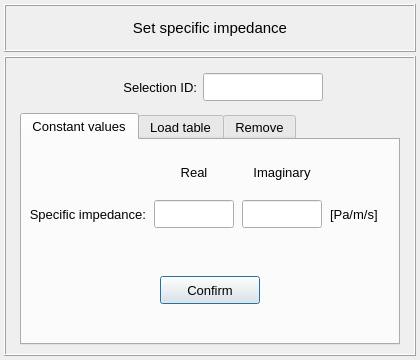
First picture: the form in vibra/interface/data/ui_files/model/setup/acoustic/specific_impedance_input.ui, repository MOPT-UFSC/VIBRA, before the edit.
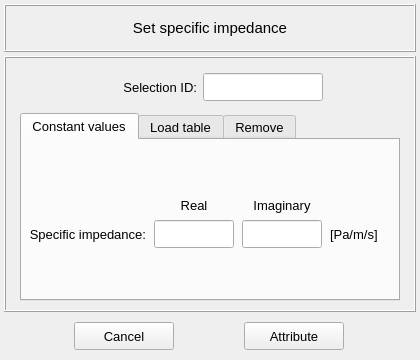
Second picture: the form after the edit. Icons and pictures are not drawn.

```diff
--- a/vibra/interface/data/ui_files/model/setup/acoustic/specific_impedance_input.ui
+++ b/vibra/interface/data/ui_files/model/setup/acoustic/specific_impedance_input.ui
@@ -63,76 +63,12 @@
    <property name="spacing">
     <number>4</number>
    </property>
-   <item row="0" column="0">
-    <widget class="QFrame" name="frame">
-     <property name="minimumSize">
-      <size>
-       <width>380</width>
-       <height>48</height>
-      </size>
-     </property>
-     <property name="maximumSize">
-      <size>
-       <width>420</width>
-       <height>48</height>
-      </size>
-     </property>
-     <property name="frameShape">
-      <enum>QFrame::Box</enum>
-     </property>
-     <property name="frameShadow">
-      <enum>QFrame::Raised</enum>
-     </property>
-     <property name="lineWidth">
-      <number>1</number>
-     </property>
-     <layout class="QGridLayout" name="gridLayout_6">
-      <property name="leftMargin">
-       <number>4</number>
-      </property>
-      <property name="topMargin">
-       <number>4</number>
-      </property>
-      <property name="rightMargin">
-       <number>4</number>
-      </property>
-      <property name="bottomMargin">
-       <number>4</number>
-      </property>
-      <property name="spacing">
-       <number>4</number>
-      </property>
-      <item row="0" column="0">
-       <widget class="QLabel" name="label">
-        <property name="font">
-         <font>
-          <family>MS Shell Dlg 2</family>
-          <pointsize>11</pointsize>
-          <weight>50</weight>
-          <italic>false</italic>
-          <bold>false</bold>
-         </font>
-        </property>
-        <property name="text">
-         <string>Set specific impedance</string>
-        </property>
-        <property name="textFormat">
-         <enum>Qt::AutoText</enum>
-        </property>
-        <property name="alignment">
-         <set>Qt::AlignCenter</set>
-        </property>
-       </widget>
-      </item>
-     </layout>
-    </widget>
-   </item>
    <item row="1" column="0">
     <widget class="QFrame" name="frame_2">
      <property name="minimumSize">
       <size>
        <width>380</width>
-       <height>280</height>
+       <height>0</height>
       </size>
      </property>
      <property name="maximumSize">
@@ -278,7 +214,7 @@
        </widget>
       </item>
       <item row="1" column="0">
-       <widget class="QTabWidget" name="tabWidget_specific_impedance">
+       <widget class="QTabWidget" name="tabWidget_main">
         <property name="minimumSize">
          <size>
           <width>360</width>
@@ -363,69 +299,7 @@
              <property name="verticalSpacing">
               <number>2</number>
              </property>
-             <item row="1" column="2">
-              <widget class="QLineEdit" name="lineEdit_imag_value">
-               <property name="minimumSize">
-                <size>
-                 <width>80</width>
-                 <height>28</height>
-                </size>
-               </property>
-               <property name="maximumSize">
-                <size>
-                 <width>80</width>
-                 <height>28</height>
-                </size>
-               </property>
-               <property name="font">
-                <font>
-                 <family>MS Shell Dlg 2</family>
-                 <pointsize>10</pointsize>
-                 <weight>50</weight>
-                 <italic>false</italic>
-                 <bold>false</bold>
-                </font>
-               </property>
-               <property name="styleSheet">
-                <string notr="true"/>
-               </property>
-               <property name="alignment">
-                <set>Qt::AlignCenter</set>
-               </property>
-              </widget>
-             </item>
-             <item row="1" column="3">
-              <widget class="QLabel" name="label_21">
-               <property name="minimumSize">
-                <size>
-                 <width>60</width>
-                 <height>28</height>
-                </size>
-               </property>
-               <property name="maximumSize">
-                <size>
-                 <width>60</width>
-                 <height>28</height>
-                </size>
-               </property>
-               <property name="font">
-                <font>
-                 <family>MS Shell Dlg 2</family>
-                 <pointsize>10</pointsize>
-                 <weight>50</weight>
-                 <italic>false</italic>
-                 <bold>false</bold>
-                </font>
-               </property>
-               <property name="text">
-                <string>[Pa/m/s]</string>
-               </property>
-               <property name="alignment">
-                <set>Qt::AlignLeading|Qt::AlignLeft|Qt::AlignVCenter</set>
-               </property>
-              </widget>
-             </item>
-             <item row="1" column="0">
+             <item row="2" column="0">
               <widget class="QLabel" name="label_18">
                <property name="minimumSize">
                 <size>
@@ -456,18 +330,18 @@
                </property>
               </widget>
              </item>
-             <item row="0" column="1">
-              <widget class="QLabel" name="label_4">
+             <item row="2" column="1">
+              <widget class="QLineEdit" name="lineEdit_real_value">
                <property name="minimumSize">
                 <size>
                  <width>80</width>
-                 <height>26</height>
+                 <height>28</height>
                 </size>
                </property>
                <property name="maximumSize">
                 <size>
                  <width>80</width>
-                 <height>26</height>
+                 <height>28</height>
                 </size>
                </property>
                <property name="font">
@@ -479,15 +353,15 @@
                  <bold>false</bold>
                 </font>
                </property>
-               <property name="text">
-                <string>Real</string>
+               <property name="styleSheet">
+                <string notr="true"/>
                </property>
                <property name="alignment">
                 <set>Qt::AlignCenter</set>
                </property>
               </widget>
              </item>
-             <item row="0" column="2">
+             <item row="1" column="2">
               <widget class="QLabel" name="label_20">
                <property name="minimumSize">
                 <size>
@@ -519,10 +393,41 @@
               </widget>
              </item>
              <item row="1" column="1">
-              <widget class="QLineEdit" name="lineEdit_real_value">
+              <widget class="QLabel" name="label_4">
                <property name="minimumSize">
                 <size>
                  <width>80</width>
+                 <height>26</height>
+                </size>
+               </property>
+               <property name="maximumSize">
+                <size>
+                 <width>80</width>
+                 <height>26</height>
+                </size>
+               </property>
+               <property name="font">
+                <font>
+                 <family>MS Shell Dlg 2</family>
+                 <pointsize>10</pointsize>
+                 <weight>50</weight>
+                 <italic>false</italic>
+                 <bold>false</bold>
+                </font>
+               </property>
+               <property name="text">
+                <string>Real</string>
+               </property>
+               <property name="alignment">
+                <set>Qt::AlignCenter</set>
+               </property>
+              </widget>
+             </item>
+             <item row="2" column="2">
+              <widget class="QLineEdit" name="lineEdit_imag_value">
+               <property name="minimumSize">
+                <size>
+                 <width>80</width>
                  <height>28</height>
                 </size>
                </property>
@@ -549,56 +454,17 @@
                </property>
               </widget>
              </item>
-            </layout>
-           </widget>
-          </item>
-          <item row="1" column="0">
-           <widget class="QFrame" name="frame_7">
-            <property name="minimumSize">
-             <size>
-              <width>340</width>
-              <height>40</height>
-             </size>
-            </property>
-            <property name="maximumSize">
-             <size>
-              <width>400</width>
-              <height>100</height>
-             </size>
-            </property>
-            <property name="frameShape">
-             <enum>QFrame::NoFrame</enum>
-            </property>
-            <property name="frameShadow">
-             <enum>QFrame::Raised</enum>
-            </property>
-            <layout class="QGridLayout" name="gridLayout_11">
-             <property name="leftMargin">
-              <number>0</number>
-             </property>
-             <property name="topMargin">
-              <number>0</number>
-             </property>
-             <property name="rightMargin">
-              <number>0</number>
-             </property>
-             <property name="bottomMargin">
-              <number>0</number>
-             </property>
-             <property name="spacing">
-              <number>0</number>
-             </property>
-             <item row="0" column="0">
-              <widget class="QPushButton" name="pushButton_constant_value_confirm">
+             <item row="2" column="3">
+              <widget class="QLabel" name="label_21">
                <property name="minimumSize">
                 <size>
-                 <width>100</width>
+                 <width>60</width>
                  <height>28</height>
                 </size>
                </property>
                <property name="maximumSize">
                 <size>
-                 <width>100</width>
+                 <width>60</width>
                  <height>28</height>
                 </size>
                </property>
@@ -611,14 +477,40 @@
                  <bold>false</bold>
                 </font>
                </property>
-               <property name="styleSheet">
-                <string notr="true"/>
-               </property>
                <property name="text">
-                <string>Confirm</string>
+                <string>[Pa/m/s]</string>
                </property>
+               <property name="alignment">
+                <set>Qt::AlignLeading|Qt::AlignLeft|Qt::AlignVCenter</set>
+               </property>
               </widget>
              </item>
+             <item row="0" column="1">
+              <spacer name="verticalSpacer">
+               <property name="orientation">
+                <enum>Qt::Vertical</enum>
+               </property>
+               <property name="sizeHint" stdset="0">
+                <size>
+                 <width>20</width>
+                 <height>40</height>
+                </size>
+               </property>
+              </spacer>
+             </item>
+             <item row="3" column="1">
+              <spacer name="verticalSpacer_2">
+               <property name="orientation">
+                <enum>Qt::Vertical</enum>
+               </property>
+               <property name="sizeHint" stdset="0">
+                <size>
+                 <width>20</width>
+                 <height>40</height>
+                </size>
+               </property>
+              </spacer>
+             </item>
             </layout>
            </widget>
           </item>
@@ -837,76 +729,6 @@
             </layout>
            </widget>
           </item>
-          <item row="1" column="0">
-           <widget class="QFrame" name="frame_10">
-            <property name="minimumSize">
-             <size>
-              <width>260</width>
-              <height>40</height>
-             </size>
-            </property>
-            <property name="maximumSize">
-             <size>
-              <width>400</width>
-              <height>100</height>
-             </size>
-            </property>
-            <property name="frameShape">
-             <enum>QFrame::NoFrame</enum>
-            </property>
-            <property name="frameShadow">
-             <enum>QFrame::Raised</enum>
-            </property>
-            <layout class="QGridLayout" name="gridLayout_13">
-             <property name="leftMargin">
-              <number>2</number>
-             </property>
-             <property name="topMargin">
-              <number>2</number>
-             </property>
-             <property name="rightMargin">
-              <number>2</number>
-             </property>
-             <property name="bottomMargin">
-              <number>2</number>
-             </property>
-             <property name="spacing">
-              <number>2</number>
-             </property>
-             <item row="0" column="0">
-              <widget class="QPushButton" name="pushButton_table_values_confirm">
-               <property name="minimumSize">
-                <size>
-                 <width>100</width>
-                 <height>28</height>
-                </size>
-               </property>
-               <property name="maximumSize">
-                <size>
-                 <width>100</width>
-                 <height>28</height>
-                </size>
-               </property>
-               <property name="font">
-                <font>
-                 <family>MS Shell Dlg 2</family>
-                 <pointsize>10</pointsize>
-                 <weight>50</weight>
-                 <italic>false</italic>
-                 <bold>false</bold>
-                </font>
-               </property>
-               <property name="styleSheet">
-                <string notr="true"/>
-               </property>
-               <property name="text">
-                <string>Confirm</string>
-               </property>
-              </widget>
-             </item>
-            </layout>
-           </widget>
-          </item>
          </layout>
         </widget>
         <widget class="QWidget" name="tab_remove">
@@ -997,7 +819,7 @@
               </widget>
              </item>
              <item row="0" column="1">
-              <widget class="QPushButton" name="pushButton_remove_bc_confirm">
+              <widget class="QPushButton" name="pushButton_remove">
                <property name="minimumSize">
                 <size>
                  <width>100</width>
@@ -1094,6 +916,171 @@
      </layout>
     </widget>
    </item>
+   <item row="0" column="0">
+    <widget class="QFrame" name="frame">
+     <property name="minimumSize">
+      <size>
+       <width>380</width>
+       <height>48</height>
+      </size>
+     </property>
+     <property name="maximumSize">
+      <size>
+       <width>420</width>
+       <height>48</height>
+      </size>
+     </property>
+     <property name="frameShape">
+      <enum>QFrame::Box</enum>
+     </property>
+     <property name="frameShadow">
+      <enum>QFrame::Raised</enum>
+     </property>
+     <property name="lineWidth">
+      <number>1</number>
+     </property>
+     <layout class="QGridLayout" name="gridLayout_6">
+      <property name="leftMargin">
+       <number>4</number>
+      </property>
+      <property name="topMargin">
+       <number>4</number>
+      </property>
+      <property name="rightMargin">
+       <number>4</number>
+      </property>
+      <property name="bottomMargin">
+       <number>4</number>
+      </property>
+      <property name="spacing">
+       <number>4</number>
+      </property>
+      <item row="0" column="0">
+       <widget class="QLabel" name="label">
+        <property name="font">
+         <font>
+          <family>MS Shell Dlg 2</family>
+          <pointsize>11</pointsize>
+          <weight>50</weight>
+          <italic>false</italic>
+          <bold>false</bold>
+         </font>
+        </property>
+        <property name="text">
+         <string>Set specific impedance</string>
+        </property>
+        <property name="textFormat">
+         <enum>Qt::AutoText</enum>
+        </property>
+        <property name="alignment">
+         <set>Qt::AlignCenter</set>
+        </property>
+       </widget>
+      </item>
+     </layout>
+    </widget>
+   </item>
+   <item row="2" column="0">
+    <widget class="QFrame" name="frame_11">
+     <property name="minimumSize">
+      <size>
+       <width>340</width>
+       <height>40</height>
+      </size>
+     </property>
+     <property name="maximumSize">
+      <size>
+       <width>16777215</width>
+       <height>100</height>
+      </size>
+     </property>
+     <property name="frameShape">
+      <enum>QFrame::NoFrame</enum>
+     </property>
+     <property name="frameShadow">
+      <enum>QFrame::Raised</enum>
+     </property>
+     <layout class="QGridLayout" name="gridLayout_14">
+      <property name="leftMargin">
+       <number>0</number>
+      </property>
+      <property name="topMargin">
+       <number>0</number>
+      </property>
+      <property name="rightMargin">
+       <number>0</number>
+      </property>
+      <property name="bottomMargin">
+       <number>0</number>
+      </property>
+      <property name="spacing">
+       <number>0</number>
+      </property>
+      <item row="0" column="1">
+       <widget class="QPushButton" name="pushButton_attribute">
+        <property name="minimumSize">
+         <size>
+          <width>100</width>
+          <height>28</height>
+         </size>
+        </property>
+        <property name="maximumSize">
+         <size>
+          <width>100</width>
+          <height>28</height>
+         </size>
+        </property>
+        <property name="font">
+         <font>
+          <family>MS Shell Dlg 2</family>
+          <pointsize>10</pointsize>
+          <weight>50</weight>
+          <italic>false</italic>
+          <bold>false</bold>
+         </font>
+        </property>
+        <property name="styleSheet">
+         <string notr="true"/>
+        </property>
+        <property name="text">
+         <string>Attribute</string>
+        </property>
+       </widget>
+      </item>
+      <item row="0" column="0">
+       <widget class="QPushButton" name="pushButton_cancel">
+        <property name="minimumSize">
+         <size>
+          <width>100</width>
+          <height>28</height>
+         </size>
+        </property>
+        <property name="maximumSize">
+         <size>
+          <width>100</width>
+          <height>28</height>
+         </size>
+        </property>
+        <property name="font">
+         <font>
+          <family>MS Shell Dlg 2</family>
+          <pointsize>10</pointsize>
+          <weight>50</weight>
+          <italic>false</italic>
+          <bold>false</bold>
+         </font>
+        </property>
+        <property name="styleSheet">
+         <string notr="true"/>
+        </property>
+        <property name="text">
+         <string>Cancel</string>
+        </property>
+       </widget>
+      </item>
+     </layout>
+    </widget>
+   </item>
   </layout>
  </widget>
  <resources/>
```
